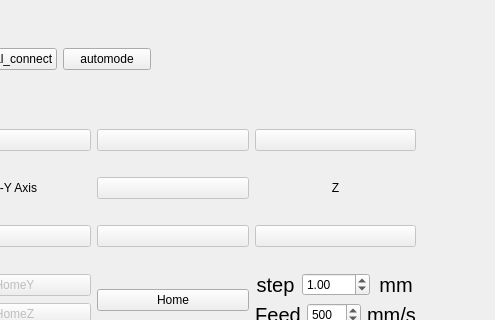
The window that core/mainwindow.ui (kmolLin/PAOM) describes before a commit, drawn with Qt 5; both pictures show x 962 to 1457 and y 0 to 320 of the 1457 by 731 pixel window.
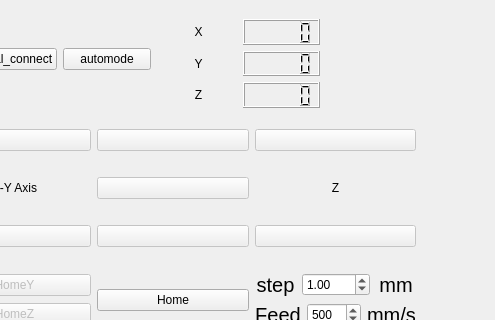
The same window after the commit. Icons and pictures are not drawn.

Commit message: add qlcd display the machine locate

Patch:
```diff
--- a/core/mainwindow.ui
+++ b/core/mainwindow.ui
@@ -604,6 +604,73 @@
             <string>ai detected</string>
            </property>
           </widget>
+          <widget class="QWidget" name="verticalLayoutWidget">
+           <property name="geometry">
+            <rect>
+             <x>390</x>
+             <y>10</y>
+             <width>160</width>
+             <height>89</height>
+            </rect>
+           </property>
+           <layout class="QVBoxLayout" name="verticalLayout_5">
+            <item>
+             <layout class="QHBoxLayout" name="horizontalLayout_7">
+              <item>
+               <widget class="QLabel" name="label_2">
+                <property name="text">
+                 <string>X</string>
+                </property>
+                <property name="alignment">
+                 <set>Qt::AlignCenter</set>
+                </property>
+               </widget>
+              </item>
+              <item>
+               <widget class="QLCDNumber" name="x_lcdNumber">
+                <property name="value" stdset="0">
+                 <double>0.000000000000000</double>
+                </property>
+               </widget>
+              </item>
+             </layout>
+            </item>
+            <item>
+             <layout class="QHBoxLayout" name="horizontalLayout_8">
+              <item>
+               <widget class="QLabel" name="label_3">
+                <property name="text">
+                 <string>Y</string>
+                </property>
+                <property name="alignment">
+                 <set>Qt::AlignCenter</set>
+                </property>
+               </widget>
+              </item>
+              <item>
+               <widget class="QLCDNumber" name="y_lcdNumber"/>
+              </item>
+             </layout>
+            </item>
+            <item>
+             <layout class="QHBoxLayout" name="horizontalLayout_9">
+              <item>
+               <widget class="QLabel" name="label_4">
+                <property name="text">
+                 <string>Z</string>
+                </property>
+                <property name="alignment">
+                 <set>Qt::AlignCenter</set>
+                </property>
+               </widget>
+              </item>
+              <item>
+               <widget class="QLCDNumber" name="z_lcdNumber"/>
+              </item>
+             </layout>
+            </item>
+           </layout>
+          </widget>
          </widget>
         </item>
        </layout>
```
The commit also changes 2 other files.
